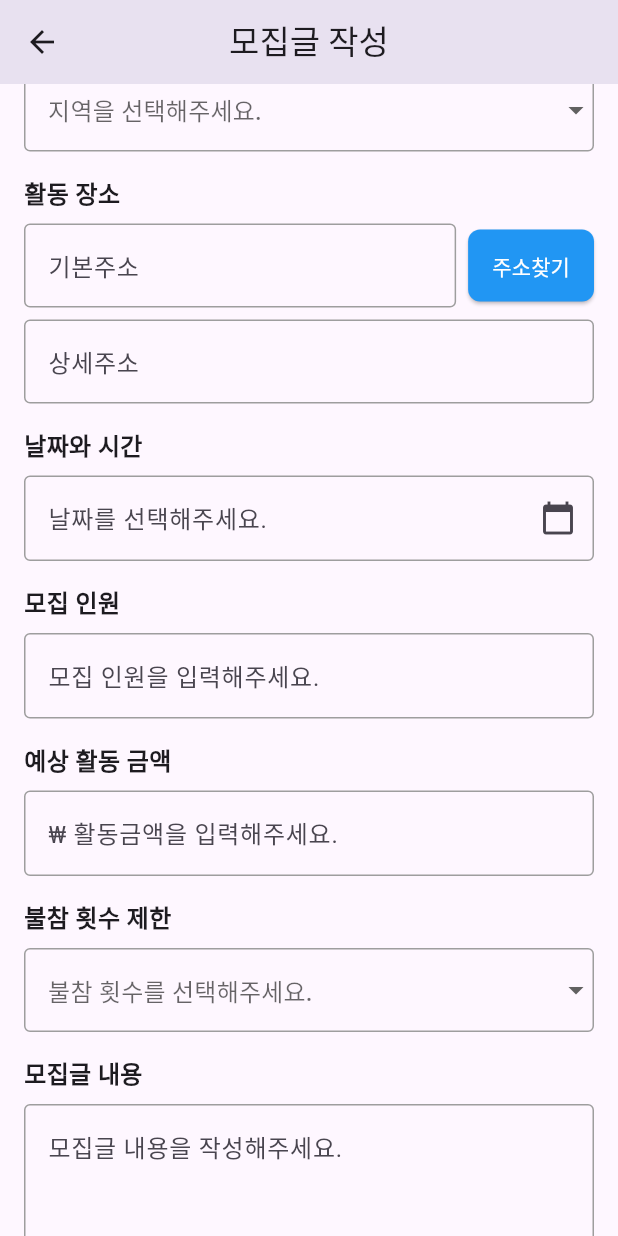
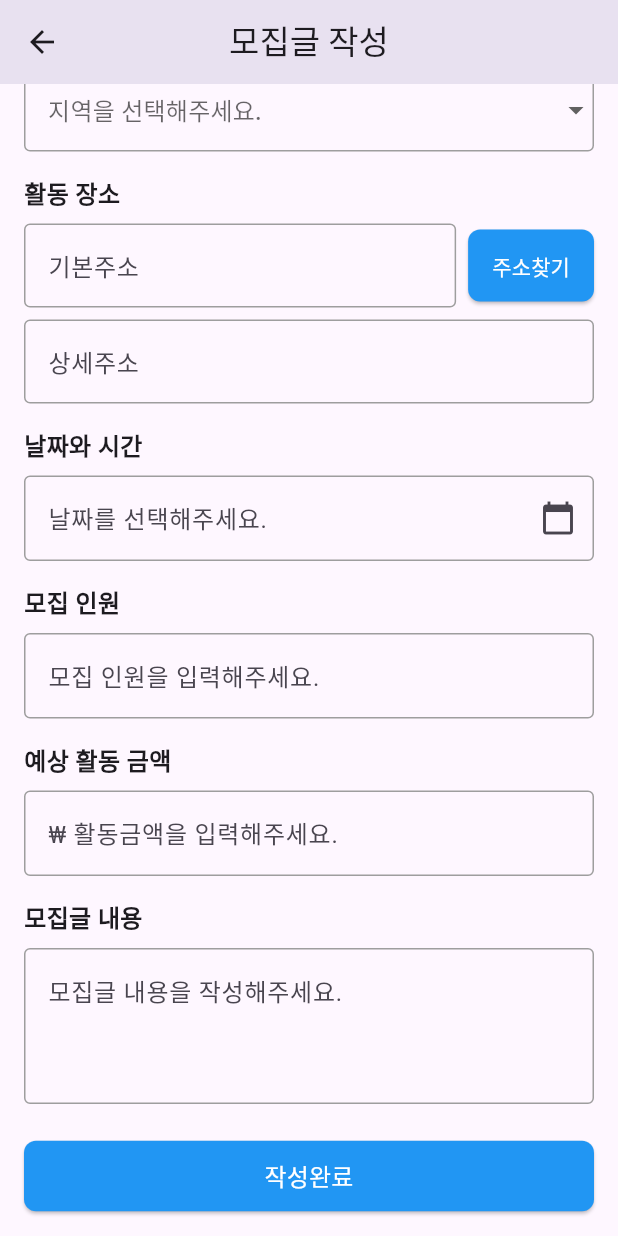
Before and after one commit to Damoyeo/Damoyeo, a Flutter app: the CreatePost screen opened directly, scrolled down 371 dp, on a phone screen of 412 x 824 dp. Run offline on Flutter 3.47's test engine with Material 3 defaults, Android fonts, the phone set to English and light mode, and no system bars; our stand-ins replace cached_network_image, cloud_firestore, currency_text_input_formatter, firebase_auth, firebase_core, firebase_messaging and 3 more; missing offline and left inert: firebase_app_check, kpostal; accounts and stored records are empty.

Commit message:
remove 참여횟수

```diff
--- a/lib/post/create_post.dart
+++ b/lib/post/create_post.dart
@@ -631,33 +631,6 @@ class _CreatePostState extends State<CreatePost> {
             ),
             buildErrorIndicator(_isCostValid, "활동금액을 입력해주세요."),
             SizedBox(height: 16),
-            Text('불참 횟수 제한',
-                style: TextStyle(fontSize: 16, fontWeight: FontWeight.bold)),
-            SizedBox(height: 8),
-            DropdownButtonFormField<String>(
-              value: _limitSelectedValue,
-              decoration: InputDecoration(
-                enabledBorder:
-                    customInputBorder(_isTitleValid, Colors.grey, Colors.red),
-                focusedBorder:
-                    customInputBorder(_isTitleValid, Colors.blue, Colors.red),
-                errorBorder: customInputBorder(
-                    false, Colors.grey, Colors.red), // errorBorder는 항상 빨간색
-              ),
-              hint: Text('불참 횟수를 선택해주세요.'),
-              items: ['1회', '2회', '3회', '무제한']
-                  .map((String value) => DropdownMenuItem(
-                        value: value,
-                        child: Text(value),
-                      ))
-                  .toList(),
-              onChanged: (String? newValue) {
-                setState(() {
-                  _limitSelectedValue = newValue; // 선택된 값 업데이트
-                });
-              },
-            ),
-            SizedBox(height: 16),
             Text('모집글 내용',
                 style: TextStyle(fontSize: 16, fontWeight: FontWeight.bold)),
             SizedBox(height: 8),
```
